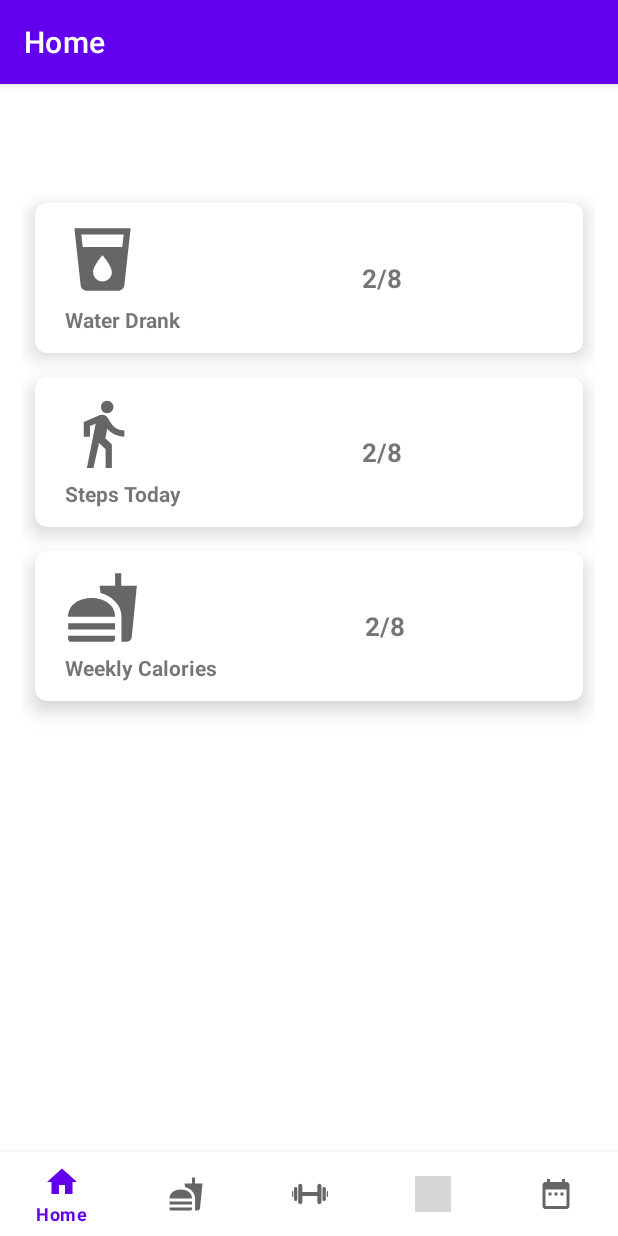
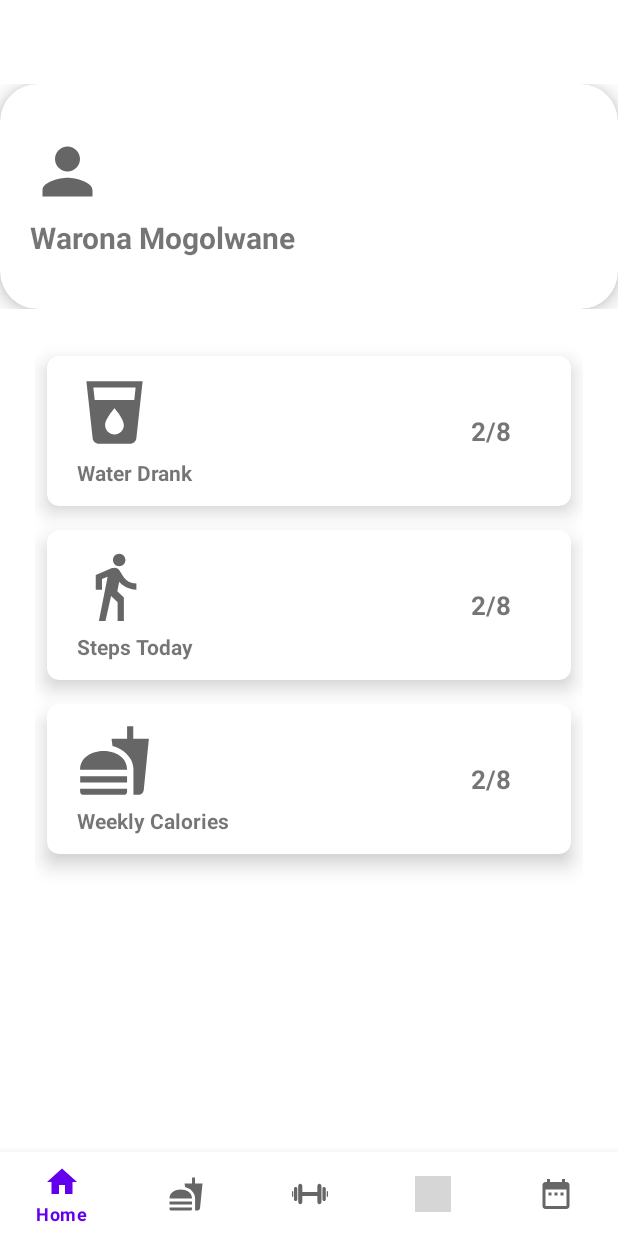
Before and after one commit to MuntashirBinSolaiman/ultimate-fitness, an Android app: the MainActivity screen opened directly, with no data from a screen before it, on a phone screen of 412 x 824 dp. Run offline under Robolectric (Android 15) with nearby library versions, the phone set to English and light mode, and no system bars; our stand-ins replace navigation-ui; grey boxes are pictures that could not be loaded.

Commit message:
Cards added to the home page with different goals v2

```diff
--- a/app/src/main/java/com/run/ultimate_fitness/MainActivity.java
+++ b/app/src/main/java/com/run/ultimate_fitness/MainActivity.java
@@ -1,6 +1,8 @@
 package com.run.ultimate_fitness;
 
 import android.os.Bundle;
+import android.view.View;
+import android.view.Window;
 
 import androidx.appcompat.app.AppCompatActivity;
 import androidx.navigation.NavController;
@@ -32,6 +34,7 @@ public class MainActivity extends AppCompatActivity {
         NavController navController = Navigation.findNavController(this, R.id.nav_host_fragment_activity_main);
         NavigationUI.setupActionBarWithNavController(this, navController, appBarConfiguration);
         NavigationUI.setupWithNavController(binding.navView, navController);
+        getSupportActionBar().hide();
 
     }
 
--- /dev/null
+++ b/app/src/main/res/drawable/ic_user.xml
@@ -0,0 +1,5 @@
+<vector android:height="50dp" android:tint="?attr/colorControlNormal"
+    android:viewportHeight="24" android:viewportWidth="24"
+    android:width="50dp" xmlns:android="http://schemas.android.com/apk/res/android">
+    <path android:fillColor="@android:color/white" android:pathData="M12,12c2.21,0 4,-1.79 4,-4s-1.79,-4 -4,-4 -4,1.79 -4,4 1.79,4 4,4zM12,14c-2.67,0 -8,1.34 -8,4v2h16v-2c0,-2.66 -5.33,-4 -8,-4z"/>
+</vector>
--- a/app/src/main/res/layout/activity_main.xml
+++ b/app/src/main/res/layout/activity_main.xml
@@ -27,10 +27,6 @@
         android:layout_width="match_parent"
         android:layout_height="match_parent"
         app:defaultNavHost="true"
-        app:layout_constraintBottom_toTopOf="@id/nav_view"
-        app:layout_constraintLeft_toLeftOf="parent"
-        app:layout_constraintRight_toRightOf="parent"
-        app:layout_constraintTop_toTopOf="parent"
         app:navGraph="@navigation/mobile_navigation" />
 
 </androidx.constraintlayout.widget.ConstraintLayout>
--- a/app/src/main/res/layout/fragment_home.xml
+++ b/app/src/main/res/layout/fragment_home.xml
@@ -6,9 +6,103 @@
     android:layout_height="match_parent"
     tools:context=".ui.home.HomeFragment">
 
+    <FrameLayout
+        android:id="@+id/frameTop"
+        android:layout_width="match_parent"
+        android:layout_height="wrap_content">
+
+        <GridLayout
+            android:layout_below="@id/frameTop"
+            android:layout_width="match_parent"
+            android:layout_height="150dp"
+            android:columnCount="1"
+            android:rowCount="4">
+
+        <androidx.cardview.widget.CardView
+            android:layout_width="wrap_content"
+            android:layout_height="match_parent"
+            android:layout_row="0"
+            android:layout_column="0"
+            android:layout_columnWeight="1"
+            android:layout_gravity="fill"
+            app:cardCornerRadius="25dp"
+            app:cardElevation="8dp"
+            app:cardBackgroundColor="@color/cardview_light_background">
+
+
+            <GridLayout
+                android:layout_width="match_parent"
+                android:layout_height="match_parent"
+                android:layout_gravity="center"
+                android:layout_marginLeft="10dp"
+                android:layout_marginRight="30dp"
+                android:columnCount="2"
+                android:paddingLeft="10dp"
+                android:rowCount="1">
+
+                <LinearLayout
+
+                    android:layout_width="wrap_content"
+                    android:layout_height="wrap_content"
+                    android:layout_gravity="center|left"
+                    android:gravity="left"
+                    android:orientation="vertical">
+
+
+                    <ImageView
+                        android:id="@+id/icon_user"
+                        android:layout_width="wrap_content"
+                        android:layout_height="wrap_content"
+                        android:layout_row="0"
+                        android:layout_column="0"
+                        android:paddingLeft="10dp"
+                        android:paddingBottom="5dp"
+                        android:src="@drawable/ic_user"
+                        />
+
+                    <TextView
+                        android:layout_width="wrap_content"
+                        android:layout_height="wrap_content"
+                        android:layout_row="1"
+                        android:layout_column="0"
+                        android:paddingLeft="10dp"
+                        android:text="Warona Mogolwane"
+                        android:textStyle="bold"
+                        android:textSize="20dp"/>
+
+
+                </LinearLayout>
+
+                <LinearLayout
+
+                    android:layout_width="wrap_content"
+                    android:layout_height="wrap_content"
+                    android:layout_gravity="right|center_vertical"
+                    android:orientation="vertical">
+
+                    <TextView
+                        android:layout_width="wrap_content"
+                        android:layout_height="wrap_content"
+                        android:layout_column="1"
+                        android:text=""
+                        android:textSize="17dp"
+                        android:textStyle="bold" />
+                </LinearLayout>
+            </GridLayout>
+
+        </androidx.cardview.widget.CardView>
+        </GridLayout>
+
+    </FrameLayout>
+
     <GridLayout
         android:layout_width="match_parent"
         android:layout_height="match_parent"
+        android:layout_below="@id/frameTop"
+        android:layout_marginStart="8dp"
+        android:layout_marginTop="8dp"
+        android:layout_marginEnd="8dp"
+        android:layout_marginBottom="8dp"
         android:columnCount="1"
         android:padding="15dp"
         android:rowCount="4">
@@ -29,6 +123,8 @@
                 android:layout_width="match_parent"
                 android:layout_height="match_parent"
                 android:layout_gravity="center"
+                android:layout_marginLeft="10dp"
+                android:layout_marginRight="30dp"
                 android:columnCount="2"
                 android:paddingLeft="10dp"
                 android:rowCount="1">
@@ -68,8 +164,7 @@
 
                     android:layout_width="wrap_content"
                     android:layout_height="wrap_content"
-                    android:layout_gravity="center"
-                    android:gravity="right"
+                    android:layout_gravity="right|center_vertical"
                     android:orientation="vertical">
 
                     <TextView
@@ -99,10 +194,13 @@
             <GridLayout
                 android:layout_width="match_parent"
                 android:layout_height="match_parent"
-                android:layout_gravity="left"
+                android:layout_gravity="center"
+                android:layout_marginLeft="10dp"
+                android:layout_marginRight="30dp"
                 android:columnCount="2"
                 android:paddingLeft="10dp"
                 android:rowCount="1">
+
 
                 <LinearLayout
 
@@ -139,8 +237,7 @@
 
                     android:layout_width="wrap_content"
                     android:layout_height="wrap_content"
-                    android:layout_gravity="center"
-                    android:gravity="left"
+                    android:layout_gravity="center_vertical|right"
                     android:orientation="vertical">
 
                     <TextView
@@ -170,7 +267,9 @@
             <GridLayout
                 android:layout_width="match_parent"
                 android:layout_height="match_parent"
-                android:layout_gravity="left"
+                android:layout_gravity="center"
+                android:layout_marginLeft="10dp"
+                android:layout_marginRight="30dp"
                 android:columnCount="2"
                 android:paddingLeft="10dp"
                 android:rowCount="1">
@@ -210,10 +309,8 @@
 
                     android:layout_width="wrap_content"
                     android:layout_height="wrap_content"
-                    android:layout_gravity="center"
-                    android:gravity="left"
-                    android:orientation="vertical"
-                    android:paddingRight="20dp">
+                    android:layout_gravity="center_vertical|right"
+                    android:orientation="vertical">
 
                     <TextView
                         android:layout_width="wrap_content"
```
